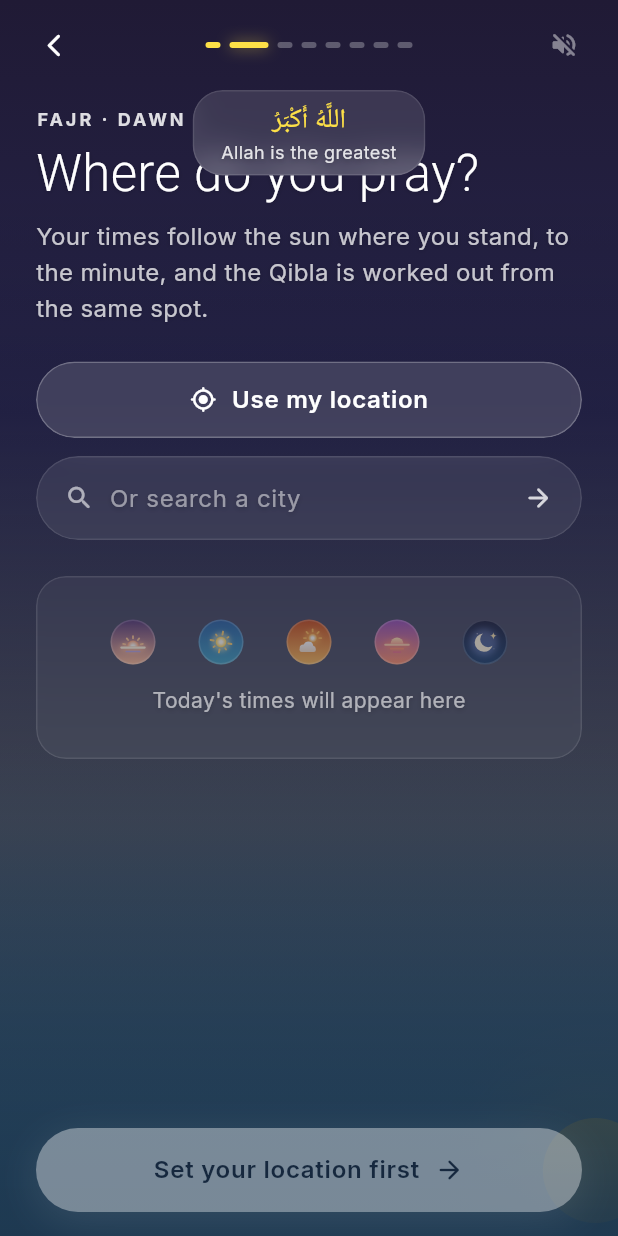
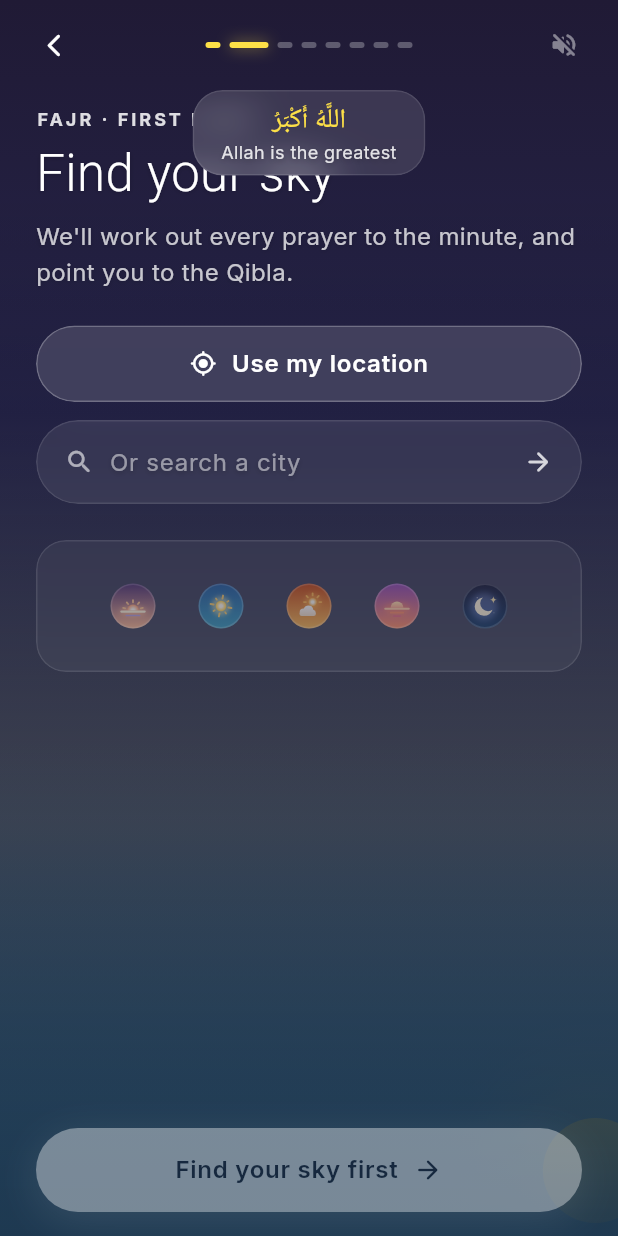
Before and after one commit to SayanKabir/Wird, a Flutter app: the screen it shows after launch, after a tap on the "volume up" icon, after a tap on "Bismillah", on a phone screen of 412 x 824 dp. Run offline on Flutter 3.47's test engine with Material 3 defaults, Android fonts, the phone set to English and light mode, and no system bars; drawn by our look-alikes of flutter_animate; our stand-ins replace adhan, audioplayers, equatable, flutter_bloc, flutter_compass, flutter_local_notifications and 10 more; missing offline and left inert: home_widget; accounts and stored records are empty; Roboto replaces fonts that are missing (Amiri).

Commit message:
Rewrite the onboarding copy: shorter, with more personality
Every step is now a playful title and one line that still carries the
detail (Find your sky, Same sun different clocks, Go the extra rak'ah,
Pick your script, Let us nudge you, Make it yours), labelled with the
hour (first light, golden hour, nightfall). The welcome adds "Because
tracking prayer doesn't have to be boring", switch subtitles fit on
one line, and the location placeholder drops its caption.

Co-Authored-By: Claude Opus 5.5 <noreply@anthropic.com>

```diff
--- a/lib/features/onboarding/screens/onboarding_screen.dart
+++ b/lib/features/onboarding/screens/onboarding_screen.dart
@@ -603,9 +603,9 @@ class _OnboardingScreenState extends State<OnboardingScreen> with WidgetsBinding
         width: double.infinity,
         child: OnboardingButton(
           label: switch (_page) {
-            1 when _location == null => 'Set your location first',
+            1 when _location == null => 'Find your sky first',
             5 || 6 when _notificationsGranted != true => 'Allow reminders to continue',
-            6 => 'Begin with Wird',
+            6 => 'Bismillah, let\'s begin',
             _ => 'Continue',
           },
           icon: isLast ? null : Icons.arrow_forward_rounded,
@@ -648,9 +648,9 @@ class _OnboardingScreenState extends State<OnboardingScreen> with WidgetsBinding
     final location = _location;
     return _scroll([
       const OnboardingHeading(
-        eyebrow: 'Fajr · dawn',
-        title: 'Where do you pray?',
-        body: 'Your times follow the sun where you stand, to the minute, and the Qibla is worked out from the same spot.',
+        eyebrow: 'Fajr · first light',
+        title: 'Find your sky',
+        body: 'We\'ll work out every prayer to the minute, and point you to the Qibla.',
       ),
       const SizedBox(height: AppSpacing.xl),
       GhostButton(
@@ -704,8 +704,8 @@ class _OnboardingScreenState extends State<OnboardingScreen> with WidgetsBinding
     return _scroll([
       const OnboardingHeading(
         eyebrow: 'Sunrise · the day opens',
-        title: 'Whose clock do you keep?',
-        body: 'Scholars measure dawn and nightfall a little differently. Choose what your mosque follows and watch your times move.',
+        title: 'Same sun, different clocks',
+        body: 'Pick what your masjid follows and watch the times shift.',
       ),
       const SizedBox(height: AppSpacing.xl),
       if (times != null) _LiveTimesStrip(times: times),
@@ -797,8 +797,9 @@ class _OnboardingScreenState extends State<OnboardingScreen> with WidgetsBinding
     String window(Prayer p, {bool startOnly = false}) {
       final t = times?[p];
       if (t == null) return '';
-      final start = AppFormatters.formatTime(t.startTime);
-      return startOnly ? 'from $start' : '$start – ${AppFormatters.formatTime(t.endTime)}';
+      // Short enough for one line beside the switch: "6:01–6:31 AM".
+      final end = AppFormatters.formatTime(t.endTime);
+      return startOnly ? AppFormatters.formatTime(t.startTime) : '${_shortTime(t.startTime)}–$end';
     }
 
     Widget disc(Prayer p) => _SkyDisc(prayer: p, size: 40);
@@ -806,14 +807,14 @@ class _OnboardingScreenState extends State<OnboardingScreen> with WidgetsBinding
     return _scroll([
       const OnboardingHeading(
         eyebrow: 'Dhuhr · high noon',
-        title: 'Beyond the five',
-        body: 'Add the voluntary prayers to your day, and let Wird bring back one forgotten Sunnah at a time.',
+        title: 'Go the extra rakʿah',
+        body: 'Tahajjud, Ishraq and Duha, plus one Sunnah at a time.',
       ),
       const SizedBox(height: AppSpacing.xl),
       ToggleTile(
         leading: disc(Prayer.tahajjud),
         title: 'Tahajjud',
-        subtitle: 'Last third of the night ${window(Prayer.tahajjud, startOnly: true)}',
+        subtitle: 'Last third · from ${window(Prayer.tahajjud, startOnly: true)}',
         value: _tahajjud,
         onChanged: (v) => setState(() => _tahajjud = v),
       ),
@@ -821,7 +822,7 @@ class _OnboardingScreenState extends State<OnboardingScreen> with WidgetsBinding
       ToggleTile(
         leading: disc(Prayer.ishraq),
         title: 'Ishraq',
-        subtitle: 'Once the sun has risen · ${window(Prayer.ishraq)}',
+        subtitle: 'Sunrise · ${window(Prayer.ishraq)}',
         value: _ishraq,
         onChanged: (v) => setState(() => _ishraq = v),
       ),
@@ -829,7 +830,7 @@ class _OnboardingScreenState extends State<OnboardingScreen> with WidgetsBinding
       ToggleTile(
         leading: disc(Prayer.duha),
         title: 'Duha',
-        subtitle: 'The forenoon prayer · ${window(Prayer.duha)}',
+        subtitle: 'Forenoon · ${window(Prayer.duha)}',
         value: _duha,
         onChanged: (v) => setState(() => _duha = v),
       ),
@@ -839,7 +840,7 @@ class _OnboardingScreenState extends State<OnboardingScreen> with WidgetsBinding
       ToggleTile(
         leading: const _GlyphBadge(WirdGlyph.sunnah),
         title: 'Sunnah revival',
-        subtitle: 'A gentle nudge towards a practice of the Prophet ﷺ',
+        subtitle: 'One Sunnah at a time',
         value: _sunnahReminders,
         onChanged: (v) => setState(() => _sunnahReminders = v),
       ),
@@ -847,7 +848,7 @@ class _OnboardingScreenState extends State<OnboardingScreen> with WidgetsBinding
       ToggleTile(
         leading: const _GlyphBadge(null, icon: Icons.nightlight_round),
         title: 'Islamic days',
-        subtitle: 'Ramadan, the Eids and the white days, on the Hijri calendar',
+        subtitle: 'Ramadan and the Eids',
         value: _islamicEvents,
         onChanged: (v) => setState(() => _islamicEvents = v),
       ),
@@ -861,9 +862,9 @@ class _OnboardingScreenState extends State<OnboardingScreen> with WidgetsBinding
   Widget _page4() {
     return _scroll([
       const OnboardingHeading(
-        eyebrow: 'Asr · the afternoon',
-        title: 'Read in the hand you know',
-        body: 'The whole Quran in two mushaf scripts, with translation, transliteration and verses you can share.',
+        eyebrow: 'Asr · golden hour',
+        title: 'Pick your script',
+        body: 'Indo-Pak or Uthmani, offline, with translation.',
       ),
       const SizedBox(height: AppSpacing.xl),
       Row(
@@ -878,14 +879,14 @@ class _OnboardingScreenState extends State<OnboardingScreen> with WidgetsBinding
       const SizedBox(height: AppSpacing.lg),
       ToggleTile(
         title: 'Translation',
-        subtitle: 'Saheeh International, under each verse',
+        subtitle: 'Saheeh International',
         value: _translation,
         onChanged: (v) => setState(() => _translation = v),
       ),
       const SizedBox(height: AppSpacing.sm),
       ToggleTile(
         title: 'Transliteration',
-        subtitle: 'The Arabic spelled out, to read along',
+        subtitle: 'The Arabic, spelled out',
         value: _transliteration,
         onChanged: (v) => setState(() => _transliteration = v),
       ),
@@ -929,8 +930,8 @@ class _OnboardingScreenState extends State<OnboardingScreen> with WidgetsBinding
     return _scroll([
       const OnboardingHeading(
         eyebrow: 'Maghrib · sunset',
-        title: 'Never miss the call',
-        body: 'Wird is built around the call to prayer: a notification as each prayer begins, and a quiet nudge before its time runs out. Allow them to begin.',
+        title: 'Let us nudge you',
+        body: 'A tap on the shoulder at every adhan, and a nudge before time runs out.',
       ),
       const SizedBox(height: AppSpacing.xl),
       _NotificationMock(prayer: upcoming?.$1, time: upcoming?.$2),
@@ -964,13 +965,13 @@ class _OnboardingScreenState extends State<OnboardingScreen> with WidgetsBinding
       if (_notificationsGranted == false) ...[
         const SizedBox(height: AppSpacing.sm),
         Text(
-          'Notifications are off for Wird. Turn them on in Settings, then come back here.',
+          'Notifications are off. Turn them on in Settings.',
           textAlign: TextAlign.center,
           style: AppTextStyles.small(color: Colors.white.withValues(alpha: 0.7)),
         ),
       ],
       const SizedBox(height: AppSpacing.xl),
-      Text('WARN ME BEFORE A PRAYER ENDS', style: AppTextStyles.sectionLabel()),
+      Text('NUDGE ME BEFORE TIME RUNS OUT', style: AppTextStyles.sectionLabel()),
       const SizedBox(height: AppSpacing.md),
       Row(
         children: [
@@ -1014,14 +1015,14 @@ class _OnboardingScreenState extends State<OnboardingScreen> with WidgetsBinding
     return _scroll([
       const OnboardingHeading(
         eyebrow: 'Isha · nightfall',
-        title: 'The little touches',
-        body: 'How Wird sounds and feels in your hand. Each one plays as you switch it on, and all of them live in Settings.',
+        title: 'Make it yours',
+        body: 'Sound, feel, and an icon that follows the sky. Change them any time.',
       ),
       const SizedBox(height: AppSpacing.xl),
       ToggleTile(
         leading: const _GlyphBadge(null, icon: Icons.graphic_eq_rounded),
         title: 'Sound effects',
-        subtitle: 'Soft clicks as you tap, a chime when you\'ve prayed',
+        subtitle: 'Soft clicks as you tap',
         value: _sounds,
         onChanged: (v) async {
           setState(() => _sounds = v);
@@ -1032,7 +1033,7 @@ class _OnboardingScreenState extends State<OnboardingScreen> with WidgetsBinding
       ToggleTile(
         leading: const _GlyphBadge(null, icon: Icons.thunderstorm_rounded),
         title: 'Rain and thunder',
-        subtitle: 'Heard under the home sky when it rains where you are',
+        subtitle: 'When it rains near you',
         value: _weatherSounds,
         onChanged: (v) async {
           setState(() => _weatherSounds = v);
@@ -1044,7 +1045,7 @@ class _OnboardingScreenState extends State<OnboardingScreen> with WidgetsBinding
       ToggleTile(
         leading: const _GlyphBadge(null, icon: Icons.vibration_rounded),
         title: 'Haptics',
-        subtitle: 'A light touch under every tap',
+        subtitle: 'A tap you can feel',
         value: _haptics,
         onChanged: (v) async {
           setState(() => _haptics = v);
@@ -1056,7 +1057,7 @@ class _OnboardingScreenState extends State<OnboardingScreen> with WidgetsBinding
       ToggleTile(
         leading: const _GlyphBadge(null, icon: Icons.cloud_rounded),
         title: 'Weather on home',
-        subtitle: 'Today\'s temperature beside the date',
+        subtitle: 'Today\'s temperature',
         value: _weatherWidget,
         onChanged: (v) async {
           setState(() => _weatherWidget = v);
@@ -1079,7 +1080,7 @@ class _OnboardingScreenState extends State<OnboardingScreen> with WidgetsBinding
                 children: [
                   Text('Follow the prayers', style: AppTextStyles.body(weight: FontWeight.w600)),
                   Text(
-                    'Your icon changes with each prayer\'s sky',
+                    'Changes with each prayer\'s sky',
                     style: AppTextStyles.small(color: Colors.white.withValues(alpha: 0.65)),
                   ),
                 ],
@@ -1198,9 +1199,19 @@ class _WelcomePage extends StatelessWidget {
                     const SizedBox(height: AppSpacing.xl),
                     enter(
                       Text(
-                        'Your daily portion of prayer,\nQuran and remembrance.',
+                        'Salah, Quran and dhikr.\nA little every day.',
                         textAlign: TextAlign.center,
-                        style: AppTextStyles.bodyLarge(color: Colors.white.withValues(alpha: 0.8)),
+                        style: AppTextStyles.bodyLarge(color: Colors.white.withValues(alpha: 0.85)),
+                      ),
+                      2,
+                    ),
+                    const SizedBox(height: AppSpacing.sm),
+                    enter(
+                      Text(
+                        'Because tracking prayer\ndoesn\'t have to be boring.',
+                        textAlign: TextAlign.center,
+                        style: AppTextStyles.small(color: AppColors.spiritualGold.withValues(alpha: 0.85))
+                            .copyWith(fontStyle: FontStyle.italic),
                       ),
                       2,
                     ),
@@ -1213,7 +1224,7 @@ class _WelcomePage extends StatelessWidget {
                     const SizedBox(height: AppSpacing.md),
                     enter(
                       Text(
-                        'The sky here follows your prayers.',
+                        'Look up. The sky moves with your salah.',
                         style: AppTextStyles.small(color: Colors.white.withValues(alpha: 0.6)),
                       ),
                       3,
@@ -1231,7 +1242,7 @@ class _WelcomePage extends StatelessWidget {
                     const SizedBox(height: AppSpacing.md),
                     enter(
                       Text(
-                        'Sets up in about a minute',
+                        'One minute to set up. Promise.',
                         style: AppTextStyles.tiny(color: Colors.white.withValues(alpha: 0.5)),
                       ),
                       5,
@@ -1498,11 +1509,6 @@ class _LocationPlaceholder extends StatelessWidget {
               mainAxisAlignment: MainAxisAlignment.spaceEvenly,
               children: [for (final p in _fard) _SkyDisc(prayer: p, size: 30)],
             ),
-          ),
-          const SizedBox(height: 14),
-          Text(
-            "Today's times will appear here",
-            style: AppTextStyles.small(color: Colors.white.withValues(alpha: 0.6)),
           ),
         ],
       ),
```
